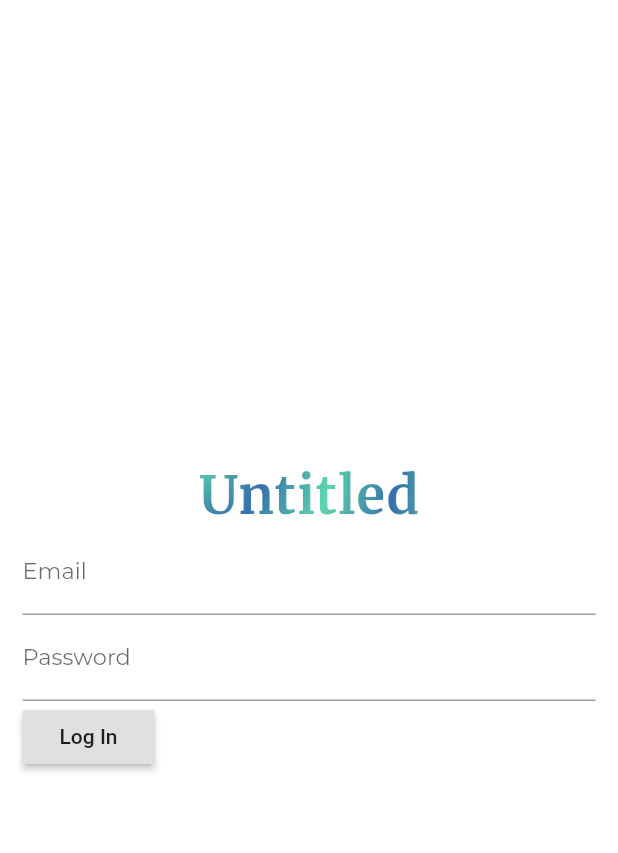
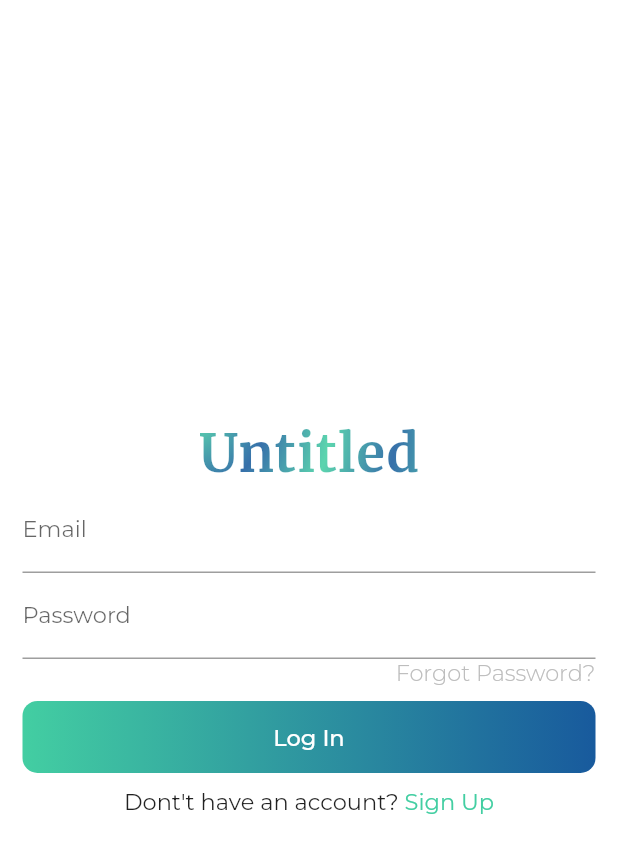
Before and after one commit to margaiwangara/untitled_project, a Flutter app: the screen it shows after launch, on a phone screen of 412 x 824 dp. Shown: the top 853 px of the screen. Run offline on Flutter 3.47's test engine with Material 2 defaults, Android fonts, the phone set to English and light mode, and no system bars; our stand-ins replace google_fonts, wakelock.

Commit message:
completed form elements with links to signup and forgot password

```diff
--- a/lib/ui/login.dart
+++ b/lib/ui/login.dart
@@ -94,7 +94,43 @@ class _LoginState extends State<Login> {
                         return null;
                       },
                     ),
-                    RaisedButton(
+                    Row(
+                      mainAxisSize: MainAxisSize.max,
+                      mainAxisAlignment: MainAxisAlignment.end,
+                      children: <Widget>[
+                        InkWell(
+                          onTap: () {},
+                          child: Text(
+                            'Forgot Password?',
+                            style: GoogleFonts.montserrat(
+                              fontSize: 15.0,
+                              color: Colors.grey[400],
+                              fontWeight: FontWeight.w300,
+                            ),
+                          ),
+                        ),
+                      ],
+                    ),
+                    SizedBox(
+                      height: 10.0,
+                    ),
+                    Container(
+                      width: MediaQuery.of(context).size.width,
+                      decoration: BoxDecoration(
+                          borderRadius: BorderRadius.circular(10.0),
+                          gradient: LinearGradient(
+                              begin: Alignment.centerLeft,
+                              end: Alignment.centerRight,
+                              colors: <Color>[
+                                primaryColor,
+                                accentColor,
+                              ])),
+                      child: RaisedButton(
+                        color: Colors.transparent,
+                        elevation: 0.0,
+                        shape: RoundedRectangleBorder(
+                          borderRadius: BorderRadius.circular(10.0),
+                        ),
                         onPressed: () {
                           if (_formKey.currentState.validate()) {
                             return Scaffold.of(context).showSnackBar(
@@ -103,8 +139,37 @@ class _LoginState extends State<Login> {
                               ),
                             );
                           }
+                          return false;
                         },
-                      child: Text('Log In'),
+                        child: Text(
+                          'Log In',
+                          style: GoogleFonts.montserrat(
+                              fontSize: 15.0, color: Colors.white),
+                        ),
+                      ),
+                    ),
+                    SizedBox(height: 10.0),
+                    Row(
+                      mainAxisAlignment: MainAxisAlignment.center,
+                      mainAxisSize: MainAxisSize.max,
+                      children: <Widget>[
+                        Text(
+                          'Dont\'t have an account? ',
+                          style: GoogleFonts.montserrat(
+                            fontSize: 15.0,
+                          ),
+                        ),
+                        InkWell(
+                          onTap: () {},
+                          child: Text(
+                            'Sign Up',
+                            style: GoogleFonts.montserrat(
+                              fontSize: 15.0,
+                              color: primaryColor,
+                            ),
+                          ),
+                        ),
+                      ],
                     )
                   ],
                 ),
```
Lines whose indentation alone changed are shown as unchanged.
